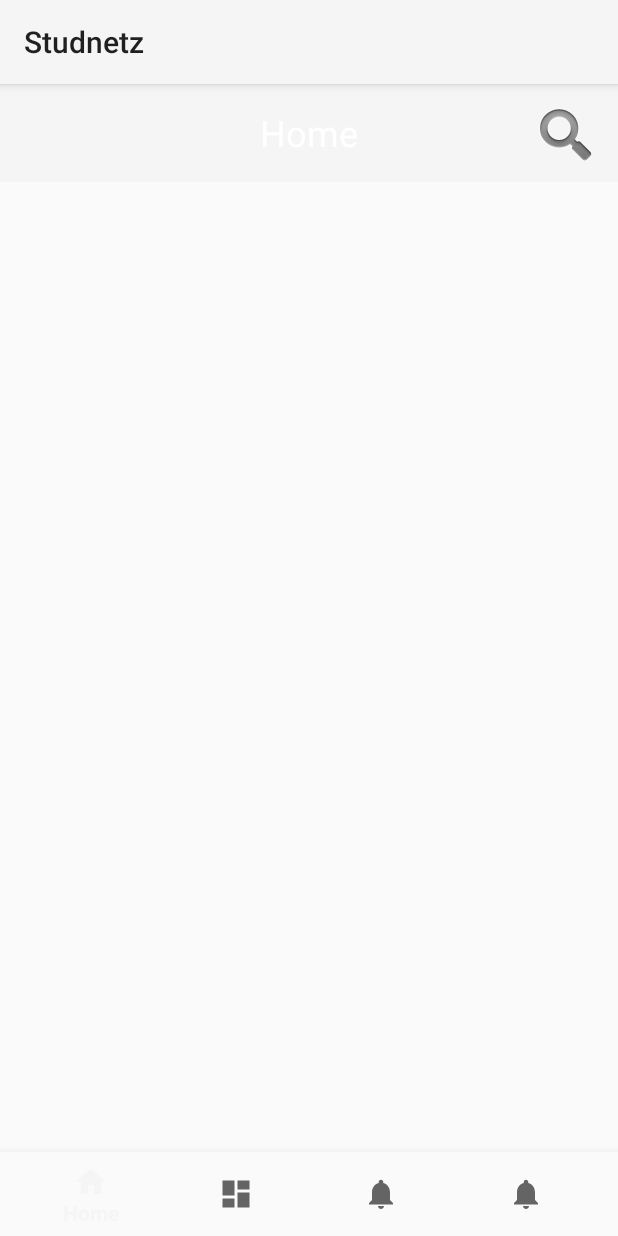
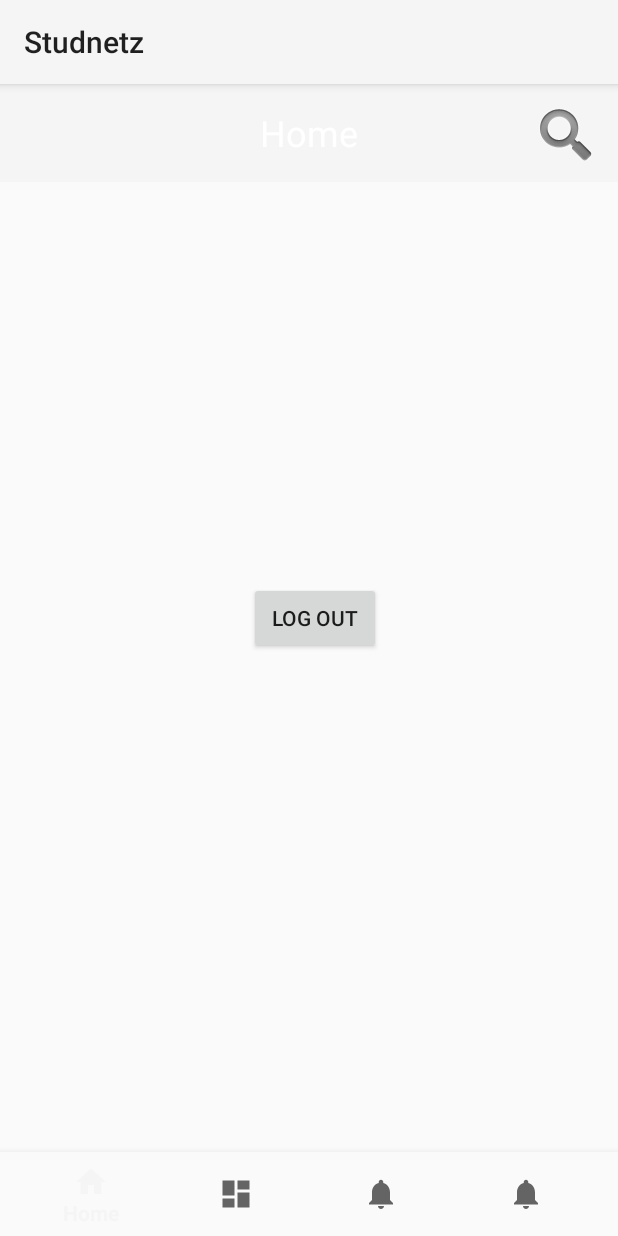
Before and after one commit to redpandacute/studnetz_beta, an Android app: the MainActivity screen opened directly, with no data from a screen before it, on a phone screen of 412 x 824 dp. Run offline under Robolectric (Android 15) with nearby library versions, the phone set to English and light mode, and no system bars.

Commit message:
Added AutoLogin Temporary logout button on activity_main

```diff
--- a/app/src/main/java/com/unnamed/studnetz/LoginRegister/register/RegisterEmailChildFragment.java
+++ b/app/src/main/java/com/unnamed/studnetz/LoginRegister/register/RegisterEmailChildFragment.java
@@ -21,7 +21,7 @@ import com.android.volley.RequestQueue;
 import com.android.volley.Response;
 import com.android.volley.VolleyError;
 import com.unnamed.studnetz.R;
-import com.unnamed.studnetz.network.RequestQueueSingleton;
+import com.unnamed.studnetz.network.ManagerSingleton;
 import com.unnamed.studnetz.network.requests.EmailAvailabilityRequest;
 
 import org.json.JSONException;
@@ -55,7 +55,7 @@ public class RegisterEmailChildFragment extends RegisterChildFragment implements
 
         mInputMethodManager = (InputMethodManager) getActivity().getSystemService(getActivity().INPUT_METHOD_SERVICE);
 
-        mRequestQueue = RequestQueueSingleton.getInstance(getContext()).getRequestQueue();
+        mRequestQueue = ManagerSingleton.getInstance(getContext()).getRequestQueue();
 
         mEmailTextField = view.findViewById(R.id.edittext_register_email);
 
@@ -242,7 +242,7 @@ public class RegisterEmailChildFragment extends RegisterChildFragment implements
 
         emailAvailabilityRequest.setTag(REQUEST_TAG);
 
-        RequestQueueSingleton.getInstance(this.getContext()).addToRequestQueue(emailAvailabilityRequest);
+        ManagerSingleton.getInstance(this.getContext()).addToRequestQueue(emailAvailabilityRequest);
         Log.d(LOG_TAG,"Start EmailAvailabilityRequest");
     }
 
--- a/app/src/main/java/com/unnamed/studnetz/main/MainActivity.java
+++ b/app/src/main/java/com/unnamed/studnetz/main/MainActivity.java
@@ -1,5 +1,6 @@
 package com.unnamed.studnetz.main;
 
+import android.content.Intent;
 import android.net.Uri;
 import android.os.Bundle;
 import android.support.annotation.NonNull;
@@ -10,20 +11,25 @@ import android.support.v4.app.FragmentTransaction;
 import android.support.v7.app.AppCompatActivity;
 import android.view.MenuItem;
 import android.view.View;
+import android.widget.Button;
 import android.widget.ImageButton;
 import android.widget.Toast;
 
+import com.unnamed.studnetz.LoginRegister.LoginRegisterActivity;
 import com.unnamed.studnetz.R;
 import com.unnamed.studnetz.main.fragments.GroupsFragment;
 import com.unnamed.studnetz.main.fragments.HomeFragment;
 import com.unnamed.studnetz.main.fragments.NotificationsFragment;
 import com.unnamed.studnetz.main.fragments.ProfileFragment;
 import com.unnamed.studnetz.main.fragments.SearchFilterFragment;
+import com.unnamed.studnetz.network.ManagerSingleton;
 
 public class MainActivity extends AppCompatActivity implements BottomNavigationView.OnNavigationItemSelectedListener, HomeFragment.OnFragmentInteractionListener {
 
     BottomNavigationView bottomNavigation;
     ImageButton SearchButton;
+
+    Button mLogOutButton;
 
     @Override
     protected void onCreate(Bundle savedInstanceState) {
@@ -32,12 +38,18 @@ public class MainActivity extends AppCompatActivity implements BottomNavigationV
 
         bottomNavigation = findViewById(R.id.navigation);
         bottomNavigation.setOnNavigationItemSelectedListener(this);
-
-
+        mLogOutButton = findViewById(R.id.temp_logout);
+        mLogOutButton.setOnClickListener(new View.OnClickListener() {
+            @Override
+            public void onClick(View v) {
+                ManagerSingleton.getInstance(getApplicationContext()).logOut();
+                Intent loginIntent = new Intent(MainActivity.this, LoginRegisterActivity.class);
+                startActivity(loginIntent);
+                finish();
+            }
+        });
 
         replaceFragment(new HomeFragment(),false);
-
-
 
     }
 
--- a/app/src/main/java/com/unnamed/studnetz/models/ClientProfileModel/ClientProfileModel.java
+++ b/app/src/main/java/com/unnamed/studnetz/models/ClientProfileModel/ClientProfileModel.java
@@ -18,8 +18,8 @@ public class ClientProfileModel {
 
     public ClientProfileModel(JSONObject JSON, Context context) throws JSONException, IOException {
 
-        this.mFirstname = JSON.getString("Firstname");
-        this.mLastname = JSON.getString("Lastname");
+        this.mFirstname = JSON.getString("firstname");
+        this.mLastname = JSON.getString("lastname");
         this.mDescription = JSON.getString("Description");
         this.mSchool = JSON.getString("School");
         this.mEmail = JSON.getString("Email");
@@ -119,4 +119,5 @@ public class ClientProfileModel {
         this.mGrade = mGrade;
         this.mJSON.put("Grade", mGrade);
     }
+
 }
--- a/app/src/main/res/layout/activity_main.xml
+++ b/app/src/main/res/layout/activity_main.xml
@@ -16,6 +16,22 @@
 
     </FrameLayout>
 
+    <Button
+        android:id="@+id/temp_logout"
+        android:layout_width="wrap_content"
+        android:layout_height="wrap_content"
+        android:layout_alignParentStart="true"
+        android:layout_alignParentEnd="true"
+        android:layout_alignParentBottom="true"
+        android:layout_marginStart="8dp"
+        android:layout_marginTop="8dp"
+        android:layout_marginBottom="8dp"
+        android:text="Log out"
+        app:layout_constraintBottom_toTopOf="@+id/navigation"
+        app:layout_constraintEnd_toEndOf="@+id/main_fragment_container"
+        app:layout_constraintStart_toStartOf="@+id/main_fragment_container"
+        app:layout_constraintTop_toTopOf="parent" />
+
     <android.support.design.widget.BottomNavigationView
         android:id="@+id/navigation"
         android:layout_width="0dp"
--- a/app/src/main/res/layout/fragment_home.xml
+++ b/app/src/main/res/layout/fragment_home.xml
@@ -40,4 +40,6 @@
         app:srcCompat="@android:drawable/ic_search_category_default" />
 
 
+
+
 </RelativeLayout>
```
Also changed, not shown: app/src/main/java/com/unnamed/studnetz/LoginRegister/LoginRegisterActivity.java (+31 -0 lines), app/src/main/java/com/unnamed/studnetz/LoginRegister/login/LoginFragment.java (+13 -8 lines), app/src/main/java/com/unnamed/studnetz/LoginRegister/register/RegisterFragment.java (+4 -3 lines), app/src/main/java/com/unnamed/studnetz/network/ManagerSingleton.java (added, +126 -0 lines), app/src/main/java/com/unnamed/studnetz/network/RequestQueueSingleton.java (deleted, +0 -42 lines), app/src/main/java/com/unnamed/studnetz/network/requests/AutoAuthenticationRequest.java (added, +28 -0 lines).
